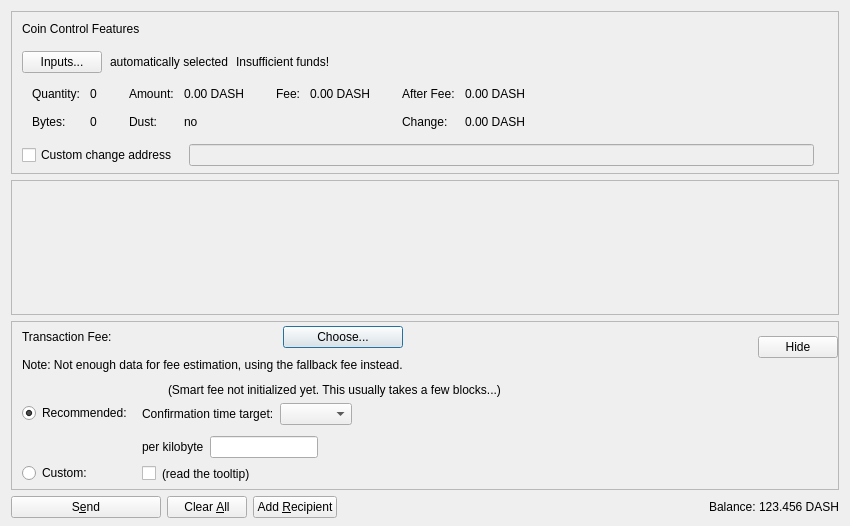
The window that src/qt/forms/sendcoinsdialog.ui (squidicuzz/StakeCubeCoin) describes before a commit, drawn with Qt 5.
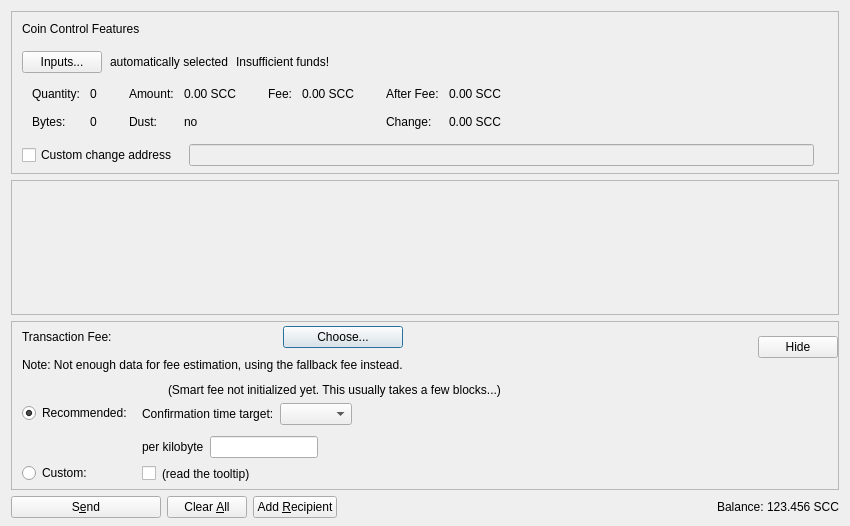
The same window after the commit. Custom widgets are drawn as their Qt base class.

```diff
--- a/src/qt/forms/sendcoinsdialog.ui
+++ b/src/qt/forms/sendcoinsdialog.ui
@@ -288,7 +288,7 @@
                   <enum>Qt::ActionsContextMenu</enum>
                  </property>
                  <property name="text">
-                  <string notr="true">0.00 DASH</string>
+                  <string notr="true">0.00 SCC</string>
                  </property>
                  <property name="textInteractionFlags">
                   <set>Qt::LinksAccessibleByMouse|Qt::TextSelectableByKeyboard|Qt::TextSelectableByMouse</set>
@@ -356,7 +356,7 @@
                   <enum>Qt::ActionsContextMenu</enum>
                  </property>
                  <property name="text">
-                  <string notr="true">0.00 DASH</string>
+                  <string notr="true">0.00 SCC</string>
                  </property>
                  <property name="textInteractionFlags">
                   <set>Qt::LinksAccessibleByMouse|Qt::TextSelectableByKeyboard|Qt::TextSelectableByMouse</set>
@@ -401,7 +401,7 @@
                   <enum>Qt::ActionsContextMenu</enum>
                  </property>
                  <property name="text">
-                  <string notr="true">0.00 DASH</string>
+                  <string notr="true">0.00 SCC</string>
                  </property>
                  <property name="textInteractionFlags">
                   <set>Qt::LinksAccessibleByMouse|Qt::TextSelectableByKeyboard|Qt::TextSelectableByMouse</set>
@@ -424,7 +424,7 @@
                   <enum>Qt::ActionsContextMenu</enum>
                  </property>
                  <property name="text">
-                  <string notr="true">0.00 DASH</string>
+                  <string notr="true">0.00 SCC</string>
                  </property>
                  <property name="textInteractionFlags">
                   <set>Qt::LinksAccessibleByMouse|Qt::TextSelectableByKeyboard|Qt::TextSelectableByMouse</set>
@@ -1156,7 +1156,7 @@
           <cursorShape>IBeamCursor</cursorShape>
          </property>
          <property name="text">
-          <string notr="true">123.456 DASH</string>
+          <string notr="true">123.456 SCC</string>
          </property>
          <property name="textInteractionFlags">
           <set>Qt::LinksAccessibleByMouse|Qt::TextSelectableByKeyboard|Qt::TextSelectableByMouse</set>
```
Left out of the diff: 4 changed lines with no effect on the pictures.
